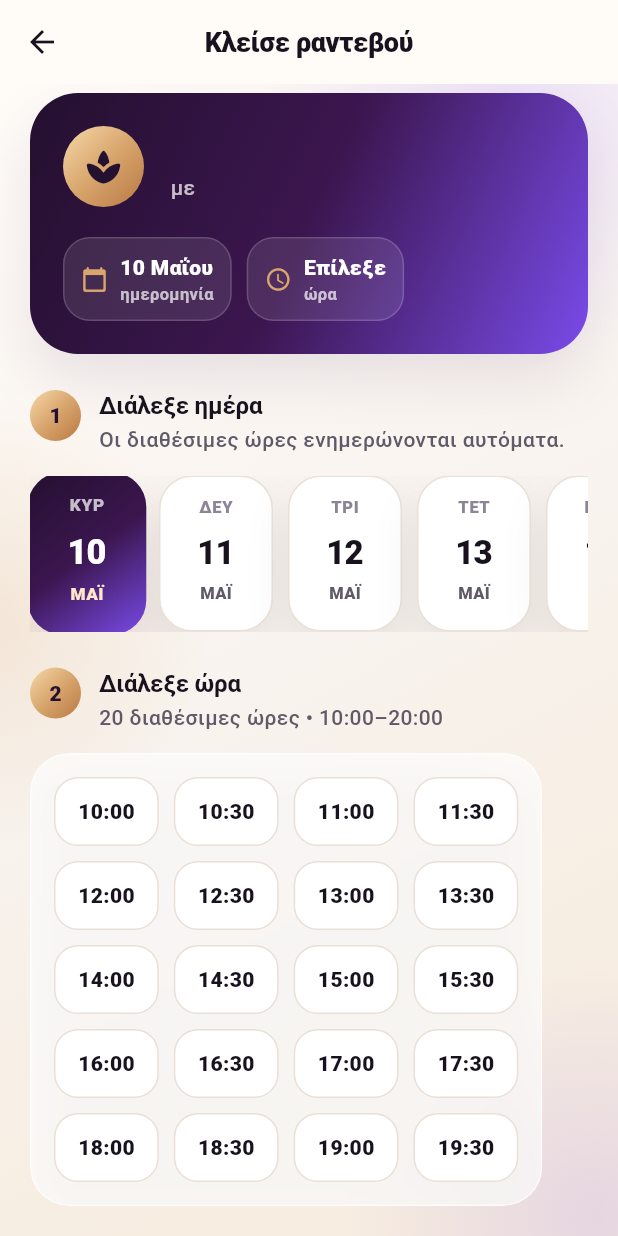
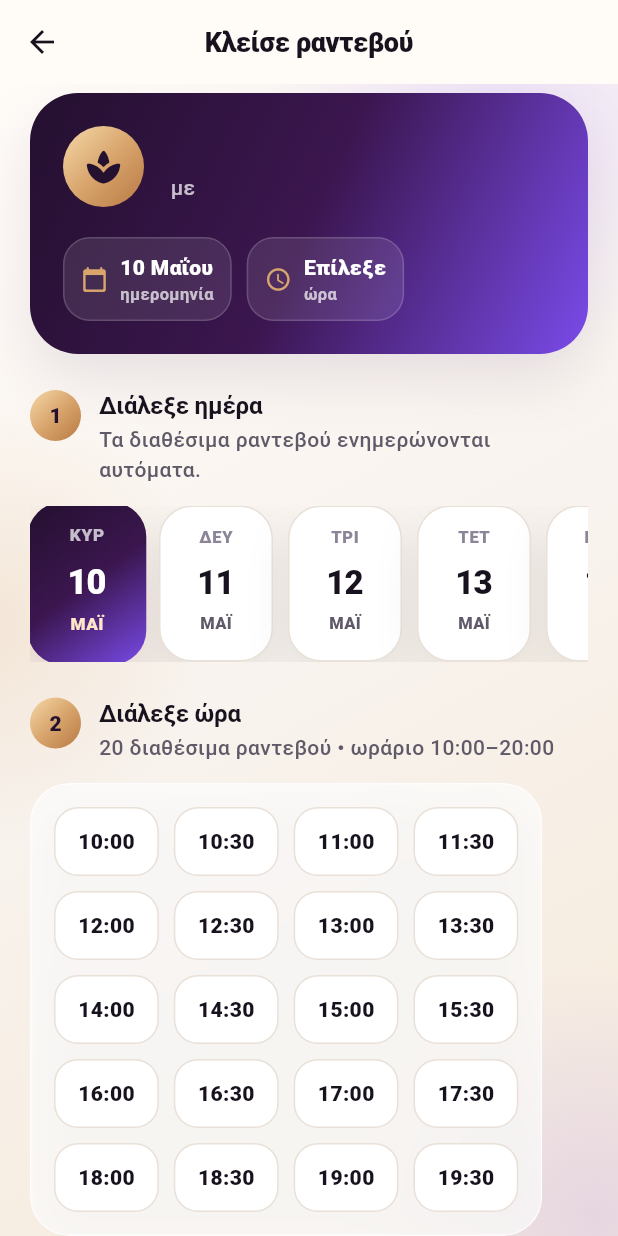
Before and after one commit to nekpap7/ecut-mvp, a Flutter app: the BookingScreen screen opened directly with empty values, on a phone screen of 412 x 824 dp. Run offline on Flutter 3.47's test engine with Material 3 defaults, Android fonts, the phone set to English and light mode, and no system bars; our stand-ins replace cloud_firestore, firebase_auth, firebase_core, flutter_local_notifications, geolocator; accounts and stored records are empty.

Commit message:
Phase 2.3 booking copy polish

```diff
--- a/lib/main.dart
+++ b/lib/main.dart
@@ -1370,6 +1370,11 @@ class _BookingScreenState extends State<BookingScreen> {
     return _formatGreekDate(date, includeYear: includeYear);
   }
 
+  String _availableAppointmentLabel(int count) {
+    if (count == 1) return '1 διαθέσιμο ραντεβού';
+    return '$count διαθέσιμα ραντεβού';
+  }
+
   @override
   Widget build(BuildContext context) {
     return Scaffold(
@@ -1417,7 +1422,7 @@ class _BookingScreenState extends State<BookingScreen> {
             }
 
             final dates = List<DateTime>.generate(14, (index) => DateTime.now().add(Duration(days: index)));
-            final availableSlots = (timeSlots.length - _occupiedTimes.length).clamp(0, timeSlots.length);
+            final availableSlots = (timeSlots.length - _occupiedTimes.length).clamp(0, timeSlots.length).toInt();
 
             return SingleChildScrollView(
               physics: const BouncingScrollPhysics(),
@@ -1485,7 +1490,7 @@ class _BookingScreenState extends State<BookingScreen> {
                   const PremiumStepLabel(
                     step: '1',
                     title: 'Διάλεξε ημέρα',
-                    subtitle: 'Οι διαθέσιμες ώρες ενημερώνονται αυτόματα.',
+                    subtitle: 'Τα διαθέσιμα ραντεβού ενημερώνονται αυτόματα.',
                   ),
                   const SizedBox(height: 14),
                   SizedBox(
@@ -1517,14 +1522,14 @@ class _BookingScreenState extends State<BookingScreen> {
                   PremiumStepLabel(
                     step: '2',
                     title: 'Διάλεξε ώρα',
-                    subtitle: isOpen ? '$availableSlots διαθέσιμες ώρες • $openTime–$closeTime' : 'Το κατάστημα είναι κλειστό αυτή την ημέρα.',
+                    subtitle: isOpen ? '${_availableAppointmentLabel(availableSlots)} • ωράριο $openTime–$closeTime' : 'Το κατάστημα είναι κλειστό αυτή την ημέρα.',
                   ),
                   const SizedBox(height: 14),
                   if (!isOpen)
                     const PremiumEmptyState(
                       icon: Icons.lock_clock_rounded,
                       title: 'Κλειστά σήμερα',
-                      message: 'Δοκίμασε διαφορετική ημερομηνία για να δεις διαθέσιμες ώρες.',
+                      message: 'Δοκίμασε διαφορετική ημερομηνία για να δεις διαθέσιμα ραντεβού.',
                     )
                   else if (_isLoading)
                     const Padding(
@@ -1616,7 +1621,7 @@ class _BookingScreenState extends State<BookingScreen> {
                   ),
                   const SizedBox(height: 18),
                   PremiumPrimaryButton(
-                    label: _selectedTime == null ? 'Διάλεξε διαθέσιμη ώρα' : 'Επιβεβαίωση ραντεβού',
+                    label: _selectedTime == null ? 'Διάλεξε διαθέσιμο ραντεβού' : 'Επιβεβαίωση ραντεβού',
                     icon: Icons.check_rounded,
                     loading: _isLoading,
                     onPressed: (_selectedTime == null) ? null : _confirmBooking,
```
